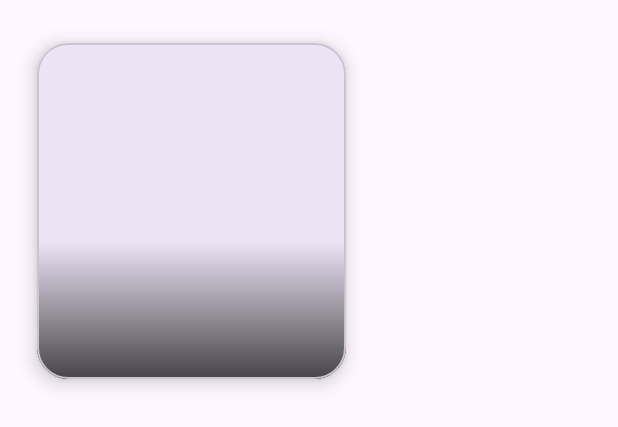
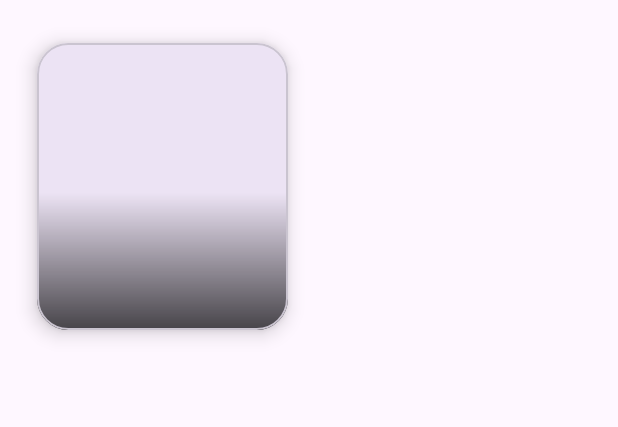
Before and after one commit to vietanh-k04/TravelApp, an Android app: the layout item_food.xml on its own in the app's theme, with its tools: preview values and no code run, on a phone screen of 412 x 824 dp. Shown: the top 427 px of the screen. Run offline under Robolectric (Android 15) with nearby library versions, the phone set to English and light mode, and no system bars.

Commit message:
final final

```diff
--- a/app/src/main/res/layout/item_food.xml
+++ b/app/src/main/res/layout/item_food.xml
@@ -2,8 +2,8 @@
 <com.google.android.material.card.MaterialCardView xmlns:android="http://schemas.android.com/apk/res/android"
     xmlns:app="http://schemas.android.com/apk/res-auto"
     xmlns:tools="http://schemas.android.com/tools"
-    android:layout_width="@dimen/_180sdp"
-    android:layout_height="@dimen/_200sdp"
+    android:layout_width="@dimen/_150sdp"
+    android:layout_height="@dimen/_175sdp"
     android:layout_margin="@dimen/_8sdp"
     app:cardCornerRadius="@dimen/_16sdp"
     android:clickable="true"
```
